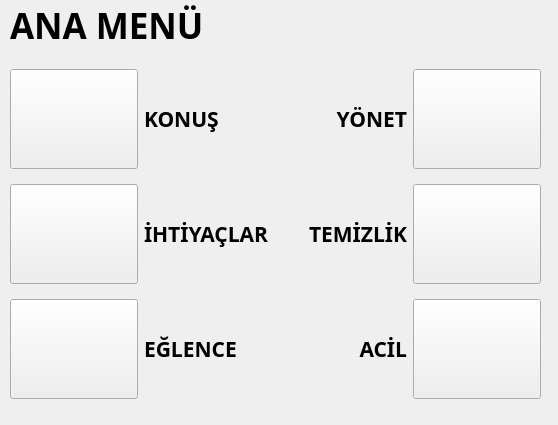
This is ui/main.ui in ahmetfaslantas/MaM-Sense as Qt 5 draws it before an edit. The edited form follows.
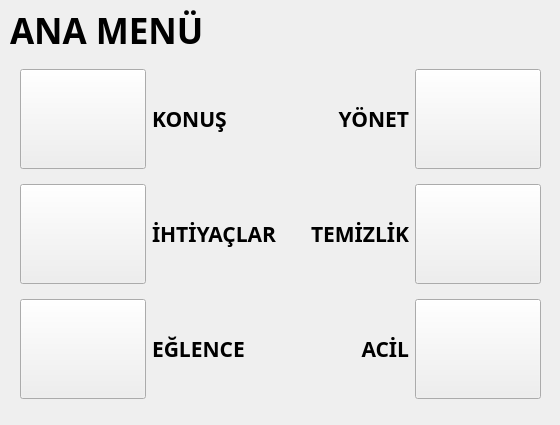
This is the edited form. Icons and pictures are not drawn.

Patch:
```diff
--- a/ui/main.ui
+++ b/ui/main.ui
@@ -1,12 +1,15 @@
 <?xml version="1.0" encoding="UTF-8"?>
 <ui version="4.0">
  <class>MainWindow</class>
- <widget class="QMainWindow" name="MainWindow">
+ <widget class="QWidget" name="MainWindow">
+  <property name="windowModality">
+   <enum>Qt::NonModal</enum>
+  </property>
   <property name="geometry">
    <rect>
     <x>0</x>
     <y>0</y>
-    <width>558</width>
+    <width>560</width>
     <height>425</height>
    </rect>
   </property>
@@ -17,13 +20,21 @@
    <iconset>
     <normaloff>icons/MAMLOGO.png</normaloff>icons/MAMLOGO.png</iconset>
   </property>
-  <widget class="QWidget" name="centralwidget">
+  <widget class="QWidget" name="centralwidget" native="true">
+   <property name="geometry">
+    <rect>
+     <x>0</x>
+     <y>0</y>
+     <width>560</width>
+     <height>425</height>
+    </rect>
+   </property>
    <widget class="QWidget" name="gridLayoutWidget">
     <property name="geometry">
      <rect>
-      <x>10</x>
+      <x>20</x>
       <y>60</y>
-      <width>531</width>
+      <width>521</width>
       <height>351</height>
      </rect>
     </property>
@@ -271,9 +282,9 @@
     <property name="geometry">
      <rect>
       <x>10</x>
-      <y>0</y>
-      <width>241</width>
-      <height>51</height>
+      <y>5</y>
+      <width>240</width>
+      <height>50</height>
      </rect>
     </property>
     <property name="font">
```
Left out of the diff: 4 changed lines with no effect on the pictures.
